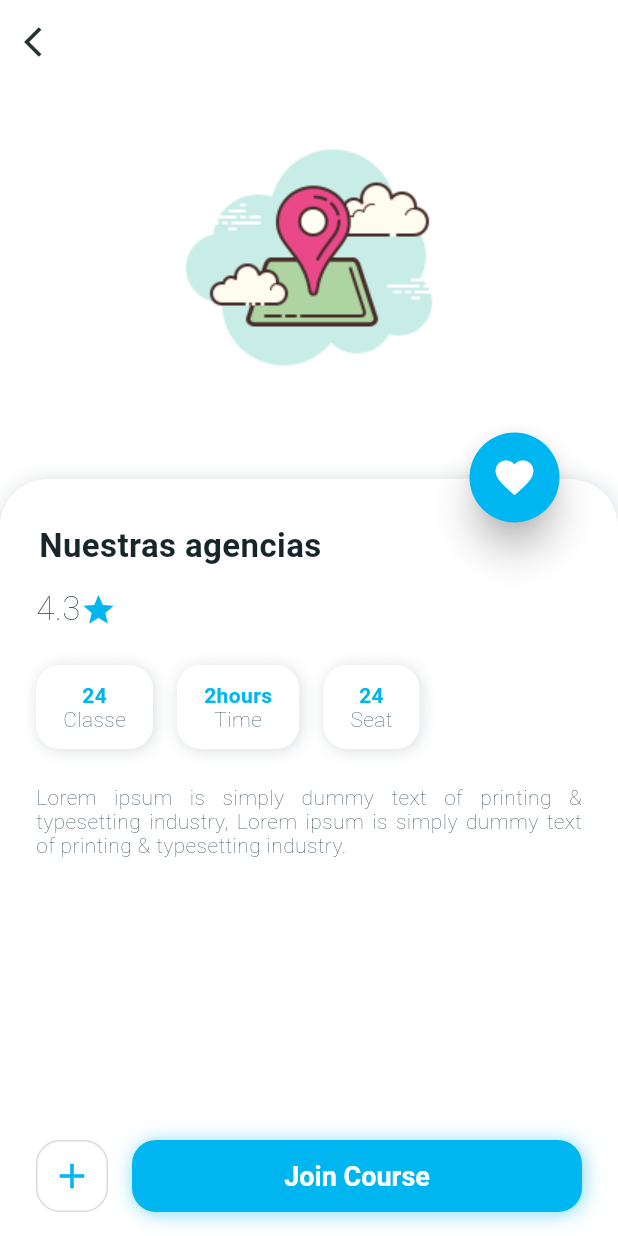
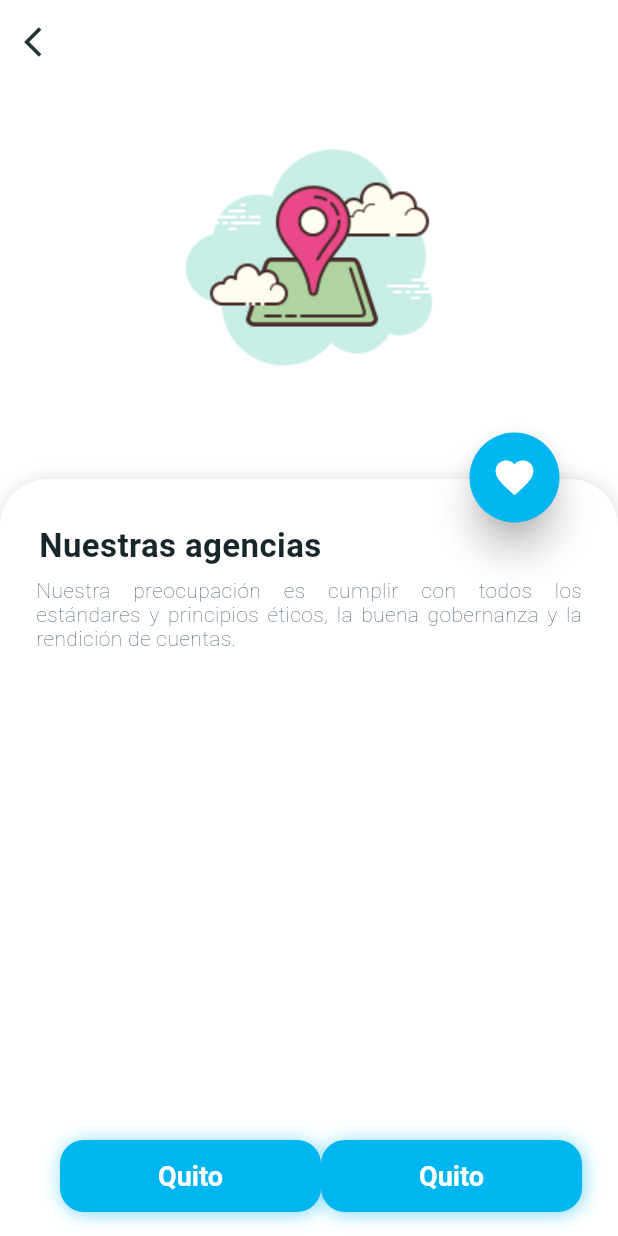
Before and after one commit to cristhianviera1/Kimirina_app_movil, a Flutter app: the AgenciesScreen screen opened by its route, on a phone screen of 412 x 824 dp. Run offline on Flutter 3.47's test engine with Material 2 defaults, Android fonts, the phone set to English and light mode, and no system bars; our stand-ins replace auto_size_text, cached_network_image, flare_flutter, flutter_form_builder, font_awesome_flutter, rflutter_alert and 1 more; missing offline and left inert: fancy_dialog, intro_views_flutter; accounts and stored records are empty.

Commit message:
fix bugs

```diff
--- a/lib/navBar/navBar.dart
+++ b/lib/navBar/navBar.dart
@@ -299,14 +299,15 @@ Future<void> showQuestionViH(BuildContext context) async {
 Future<Alert> noAlert(BuildContext context) {
   Alert(
     context: context,
-    type: AlertType.info,
+    image: Image.asset("assets/images/questionBlue.png"),
     title: "¿Estas seguro?",
-    desc: "Toma una buena decisión\n¡Hazte la prueba!",
+    desc: "Toma una buena decisión",
     buttons: [
       DialogButton(
+          color: secondaryColor,
           child: Text(
-            "Agencias Kimirina",
-            style: TextStyle(color: Colors.white),
+            "¡Hazte la prueba!",
+            style: TextStyle(color: Colors.white,fontWeight: FontWeight.bold,fontSize: 22),
           ),
           onPressed: () {
             Navigator.of(context).pushNamed(agenciasViewRoute);
--- a/lib/screens/agencies/agencias_page.dart
+++ b/lib/screens/agencies/agencias_page.dart
@@ -105,52 +105,6 @@ class _AgenciesScreen extends State<AgenciesScreen>
                               ),
                             ),
                           ),
-                          Padding(
-                            padding: const EdgeInsets.only(
-                                left: 16, right: 16, bottom: 8, top: 16),
-                            child: Row(
-                              mainAxisAlignment: MainAxisAlignment.spaceBetween,
-                              crossAxisAlignment: CrossAxisAlignment.center,
-                              children: <Widget>[
-
-                                Container(
-                                  child: Row(
-                                    children: <Widget>[
-                                      Text(
-                                        '4.3',
-                                        textAlign: TextAlign.left,
-                                        style: TextStyle(
-                                          fontWeight: FontWeight.w200,
-                                          fontSize: 22,
-                                          letterSpacing: 0.27,
-                                          color: DesignCourseAppTheme.grey,
-                                        ),
-                                      ),
-                                      Icon(
-                                        Icons.star,
-                                        color: DesignCourseAppTheme.nearlyBlue,
-                                        size: 24,
-                                      ),
-                                    ],
-                                  ),
-                                )
-                              ],
-                            ),
-                          ),
-                          AnimatedOpacity(
-                            duration: const Duration(milliseconds: 500),
-                            opacity: opacity1,
-                            child: Padding(
-                              padding: const EdgeInsets.all(8),
-                              child: Row(
-                                children: <Widget>[
-                                  getTimeBoxUI('24', 'Classe'),
-                                  getTimeBoxUI('2hours', 'Time'),
-                                  getTimeBoxUI('24', 'Seat'),
-                                ],
-                              ),
-                            ),
-                          ),
                           Expanded(
                             child: AnimatedOpacity(
                               duration: const Duration(milliseconds: 500),
@@ -159,7 +113,7 @@ class _AgenciesScreen extends State<AgenciesScreen>
                                 padding: const EdgeInsets.only(
                                     left: 16, right: 16, top: 8, bottom: 8),
                                 child: Text(
-                                  'Lorem ipsum is simply dummy text of printing & typesetting industry, Lorem ipsum is simply dummy text of printing & typesetting industry.',
+                                  'Nuestra preocupación es cumplir con todos los estándares y principios éticos, la buena gobernanza y la rendición de cuentas.\nEstamos dispuestos a escuchar todas sus inquietudes.',
                                   textAlign: TextAlign.justify,
                                   style: TextStyle(
                                     fontWeight: FontWeight.w200,
@@ -183,26 +137,6 @@ class _AgenciesScreen extends State<AgenciesScreen>
                                 mainAxisAlignment: MainAxisAlignment.center,
                                 crossAxisAlignment: CrossAxisAlignment.center,
                                 children: <Widget>[
-                                  Container(
-                                    width: 48,
-                                    height: 48,
-                                    child: Container(
-                                      decoration: BoxDecoration(
-                                        color: DesignCourseAppTheme.nearlyWhite,
-                                        borderRadius: const BorderRadius.all(
-                                          Radius.circular(16.0),
-                                        ),
-                                        border: Border.all(
-                                            color: DesignCourseAppTheme.grey
-                                                .withOpacity(0.2)),
-                                      ),
-                                      child: Icon(
-                                        Icons.add,
-                                        color: DesignCourseAppTheme.nearlyBlue,
-                                        size: 28,
-                                      ),
-                                    ),
-                                  ),
                                   const SizedBox(
                                     width: 16,
                                   ),
@@ -225,7 +159,39 @@ class _AgenciesScreen extends State<AgenciesScreen>
                                       ),
                                       child: Center(
                                         child: Text(
-                                          'Join Course',
+                                          'Quito',
+                                          textAlign: TextAlign.left,
+                                          style: TextStyle(
+                                            fontWeight: FontWeight.w600,
+                                            fontSize: 18,
+                                            letterSpacing: 0.0,
+                                            color: DesignCourseAppTheme
+                                                .nearlyWhite,
+                                          ),
+                                        ),
+                                      ),
+                                    ),
+                                  ),
+                                   Expanded(
+                                    child: Container(
+                                      height: 48,
+                                      decoration: BoxDecoration(
+                                        color: DesignCourseAppTheme.nearlyBlue,
+                                        borderRadius: const BorderRadius.all(
+                                          Radius.circular(16.0),
+                                        ),
+                                        boxShadow: <BoxShadow>[
+                                          BoxShadow(
+                                              color: DesignCourseAppTheme
+                                                  .nearlyBlue
+                                                  .withOpacity(0.5),
+                                              offset: const Offset(1.1, 1.1),
+                                              blurRadius: 10.0),
+                                        ],
+                                      ),
+                                      child: Center(
+                                        child: Text(
+                                          'Quito',
                                           textAlign: TextAlign.left,
                                           style: TextStyle(
                                             fontWeight: FontWeight.w600,
@@ -238,6 +204,7 @@ class _AgenciesScreen extends State<AgenciesScreen>
                                       ),
                                     ),
                                   )
+
                                 ],
                               ),
                             ),
--- a/pubspec.yaml
+++ b/pubspec.yaml
@@ -78,7 +78,9 @@ flutter:
     - assets/animations/Logo.flr
     - assets/animations/Lock_Animation.flr
     - assets/animations/handShake.flr
+    - assets/animations/question.flr
     - assets/animations/logo.gif
+    - assets/images/questionBlue.png
 
 
 
```
Also changed, not shown: assets/images/question.png (added), assets/images/questionBlue.png (added), 1 other file.
